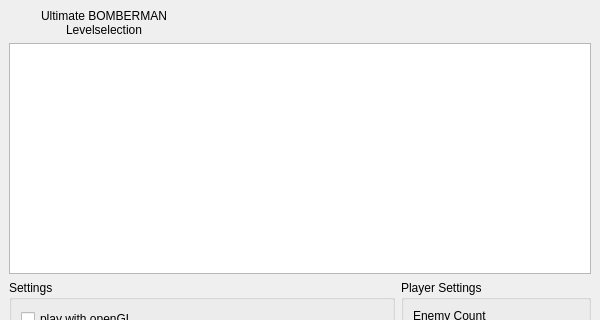
benediktibk/bomberman, file main/gui/startwindow.ui: the form before one commit; both pictures show x 0 to 600 and y 0 to 320 of the 600 by 500 pixel window.
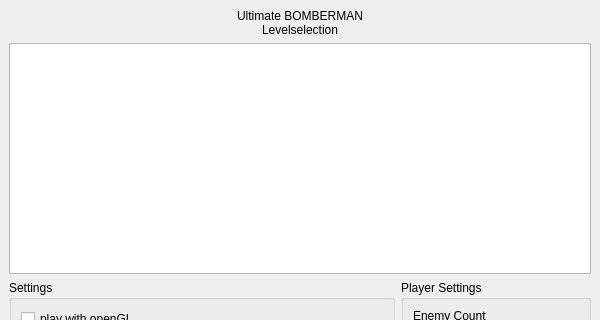
The form after the commit.

Commit message: fixed problem in startwindow

Patch:
```diff
--- a/main/gui/startwindow.ui
+++ b/main/gui/startwindow.ui
@@ -21,17 +21,6 @@
   </property>
   <widget class="QWidget" name="centralwidget">
    <layout class="QGridLayout" name="gridLayout">
-    <item row="0" column="0">
-     <widget class="QLabel" name="levelselectionLabel">
-      <property name="text">
-       <string>Ultimate BOMBERMAN
-Levelselection</string>
-      </property>
-      <property name="alignment">
-       <set>Qt::AlignCenter</set>
-      </property>
-     </widget>
-    </item>
     <item row="1" column="0" colspan="3">
      <widget class="QTableView" name="levelTableView">
       <property name="minimumSize">
@@ -223,6 +212,17 @@
       </property>
      </widget>
     </item>
+    <item row="0" column="0" colspan="3">
+     <widget class="QLabel" name="levelselectionLabel">
+      <property name="text">
+       <string>Ultimate BOMBERMAN
+Levelselection</string>
+      </property>
+      <property name="alignment">
+       <set>Qt::AlignCenter</set>
+      </property>
+     </widget>
+    </item>
    </layout>
   </widget>
   <widget class="QStatusBar" name="statusbar"/>
```
